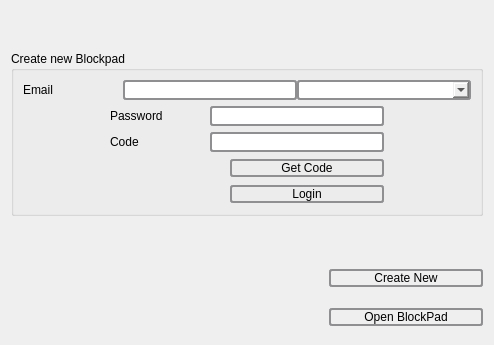
This is register.ui in Bloc10FinTech/blockpad as Qt 5 draws it before an edit. The edited form follows.
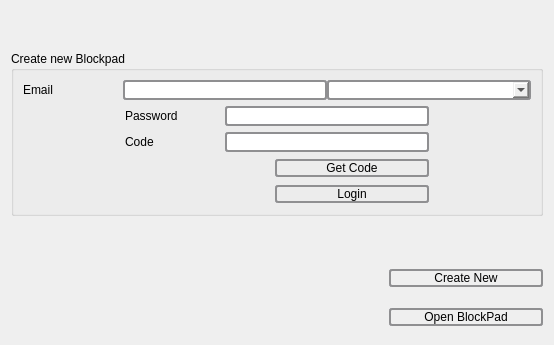
This is the edited form.

```diff
--- a/register.ui
+++ b/register.ui
@@ -44,15 +44,15 @@
 QLineEdit {
     border: 2px solid #8f8f91;
     border-radius: 3px;
-	min-width:170px;
-	max-width:170px;
+	min-width:200px;
+	max-width:200px;
 }
 
 QComboBox {
     border: 2px solid #8f8f91;
     border-radius: 3px;
-	min-width:170px;
-	max-width:170px;
+	min-width:200px;
+	max-width:200px;
 }</string>
   </property>
   <layout class="QVBoxLayout" name="verticalLayout_2">
@@ -340,10 +340,16 @@
           <widget class="QLabel" name="labelFalshGetCode">
            <property name="minimumSize">
             <size>
-             <width>120</width>
+             <width>150</width>
              <height>0</height>
             </size>
            </property>
+           <property name="maximumSize">
+            <size>
+             <width>150</width>
+             <height>16777215</height>
+            </size>
+           </property>
            <property name="text">
             <string/>
            </property>
@@ -351,6 +357,18 @@
          </item>
          <item>
           <widget class="QPushButton" name="pushButtonGetCode">
+           <property name="sizePolicy">
+            <sizepolicy hsizetype="Expanding" vsizetype="Fixed">
+             <horstretch>0</horstretch>
+             <verstretch>0</verstretch>
+            </sizepolicy>
+           </property>
+           <property name="minimumSize">
+            <size>
+             <width>154</width>
+             <height>0</height>
+            </size>
+           </property>
            <property name="text">
             <string>Get Code</string>
            </property>
@@ -407,10 +425,16 @@
           <widget class="QLabel" name="labelFalsh">
            <property name="minimumSize">
             <size>
-             <width>120</width>
+             <width>150</width>
              <height>0</height>
             </size>
            </property>
+           <property name="maximumSize">
+            <size>
+             <width>150</width>
+             <height>16777215</height>
+            </size>
+           </property>
            <property name="text">
             <string/>
            </property>
@@ -418,6 +442,18 @@
          </item>
          <item>
           <widget class="QPushButton" name="pushButtonLogin">
+           <property name="sizePolicy">
+            <sizepolicy hsizetype="Minimum" vsizetype="Fixed">
+             <horstretch>0</horstretch>
+             <verstretch>0</verstretch>
+            </sizepolicy>
+           </property>
+           <property name="minimumSize">
+            <size>
+             <width>154</width>
+             <height>0</height>
+            </size>
+           </property>
            <property name="text">
             <string>Login</string>
            </property>
```
